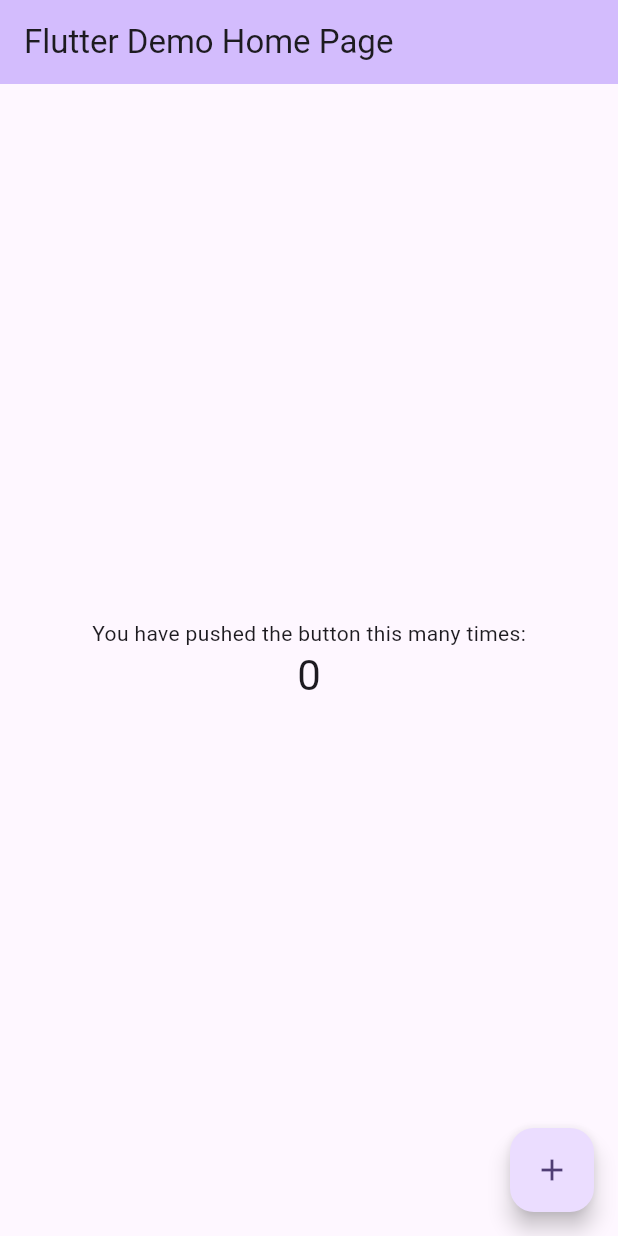
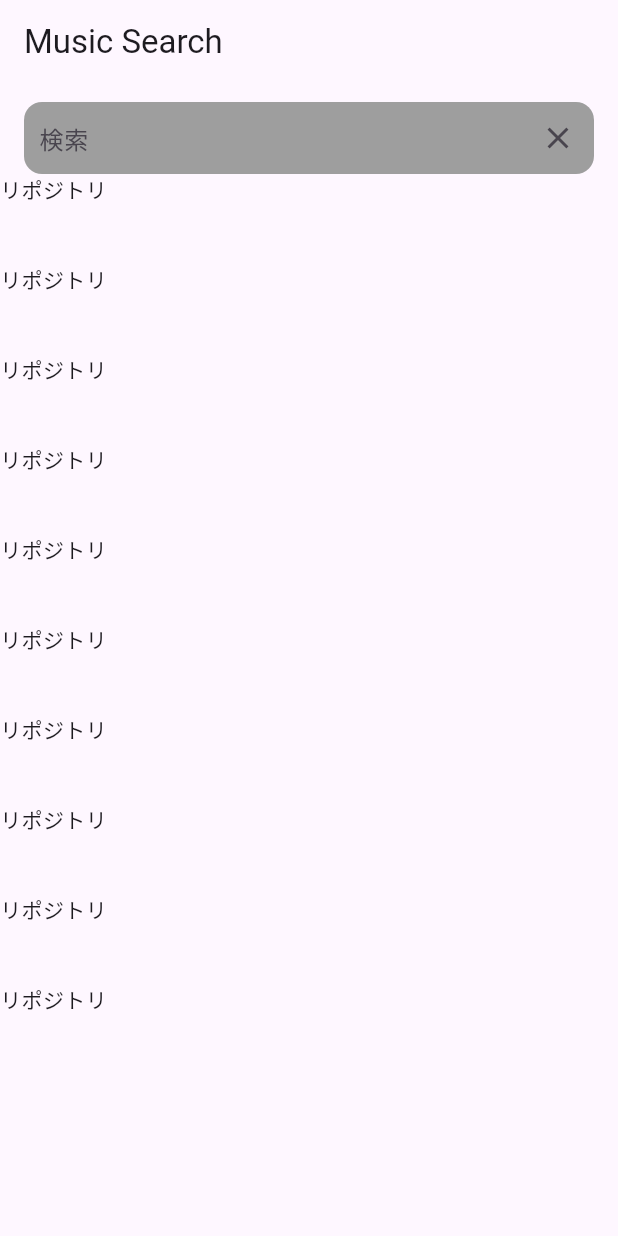
Before and after one commit to yato-developer/sample-app, a Flutter app: the screen it shows after launch, on a phone screen of 412 x 824 dp. Run offline on Flutter 3.47's test engine with Material 3 defaults, Android fonts, the phone set to English and light mode, and no system bars.

Commit message:
アプリ画面の作成

```diff
--- a/lib/main.dart
+++ b/lib/main.dart
@@ -1,4 +1,5 @@
 import 'package:flutter/material.dart';
+import 'package:sample_app/pages/home_page/home_page.dart';
 
 void main() {
   runApp(const MyApp());
@@ -7,119 +8,14 @@
 class MyApp extends StatelessWidget {
   const MyApp({super.key});
 
-  // This widget is the root of your application.
   @override
   Widget build(BuildContext context) {
     return MaterialApp(
-      title: 'Flutter Demo',
       theme: ThemeData(
-        // This is the theme of your application.
-        //
-        // TRY THIS: Try running your application with "flutter run". You'll see
-        // the application has a purple toolbar. Then, without quitting the app,
-        // try changing the seedColor in the colorScheme below to Colors.green
-        // and then invoke "hot reload" (save your changes or press the "hot
-        // reload" button in a Flutter-supported IDE, or press "r" if you used
-        // the command line to start the app).
-        //
-        // Notice that the counter didn't reset back to zero; the application
-        // state is not lost during the reload. To reset the state, use hot
-        // restart instead.
-        //
-        // This works for code too, not just values: Most code changes can be
-        // tested with just a hot reload.
         colorScheme: ColorScheme.fromSeed(seedColor: Colors.deepPurple),
         useMaterial3: true,
       ),
-      home: const MyHomePage(title: 'Flutter Demo Home Page'),
+      home: const HomePage(),
     );
   }
 }
-
-class MyHomePage extends StatefulWidget {
-  const MyHomePage({super.key, required this.title});
-
-  // This widget is the home page of your application. It is stateful, meaning
-  // that it has a State object (defined below) that contains fields that affect
-  // how it looks.
-
-  // This class is the configuration for the state. It holds the values (in this
-  // case the title) provided by the parent (in this case the App widget) and
-  // used by the build method of the State. Fields in a Widget subclass are
-  // always marked "final".
-
-  final String title;
-
-  @override
-  State<MyHomePage> createState() => _MyHomePageState();
-}
-
-class _MyHomePageState extends State<MyHomePage> {
-  int _counter = 0;
-
-  void _incrementCounter() {
-    setState(() {
-      // This call to setState tells the Flutter framework that something has
-      // changed in this State, which causes it to rerun the build method below
-      // so that the display can reflect the updated values. If we changed
-      // _counter without calling setState(), then the build method would not be
-      // called again, and so nothing would appear to happen.
-      _counter++;
-    });
-  }
-
-  @override
-  Widget build(BuildContext context) {
-    // This method is rerun every time setState is called, for instance as done
-    // by the _incrementCounter method above.
-    //
-    // The Flutter framework has been optimized to make rerunning build methods
-    // fast, so that you can just rebuild anything that needs updating rather
-    // than having to individually change instances of widgets.
-    return Scaffold(
-      appBar: AppBar(
-        // TRY THIS: Try changing the color here to a specific color (to
-        // Colors.amber, perhaps?) and trigger a hot reload to see the AppBar
-        // change color while the other colors stay the same.
-        backgroundColor: Theme.of(context).colorScheme.inversePrimary,
-        // Here we take the value from the MyHomePage object that was created by
-        // the App.build method, and use it to set our appbar title.
-        title: Text(widget.title),
-      ),
-      body: Center(
-        // Center is a layout widget. It takes a single child and positions it
-        // in the middle of the parent.
-        child: Column(
-          // Column is also a layout widget. It takes a list of children and
-          // arranges them vertically. By default, it sizes itself to fit its
-          // children horizontally, and tries to be as tall as its parent.
-          //
-          // Column has various properties to control how it sizes itself and
-          // how it positions its children. Here we use mainAxisAlignment to
-          // center the children vertically; the main axis here is the vertical
-          // axis because Columns are vertical (the cross axis would be
-          // horizontal).
-          //
-          // TRY THIS: Invoke "debug painting" (choose the "Toggle Debug Paint"
-          // action in the IDE, or press "p" in the console), to see the
-          // wireframe for each widget.
-          mainAxisAlignment: MainAxisAlignment.center,
-          children: <Widget>[
-            const Text(
-              'You have pushed the button this many times:',
-            ),
-            Text(
-              '$_counter',
-              style: Theme.of(context).textTheme.headlineMedium,
-            ),
-          ],
-        ),
-      ),
-      floatingActionButton: FloatingActionButton(
-        onPressed: _incrementCounter,
-        tooltip: 'Increment',
-        child: const Icon(Icons.add),
-      ), // This trailing comma makes auto-formatting nicer for build methods.
-    );
-  }
-}
--- /dev/null
+++ b/lib/pages/home_page/home_page.dart
@@ -0,0 +1,62 @@
+import 'package:flutter/material.dart';
+
+class HomePage extends StatelessWidget {
+  const HomePage({super.key});
+
+  @override
+  Widget build(BuildContext context) {
+    return Scaffold(
+      appBar: AppBar(
+        title: Text("Music Search"),
+        bottom: PreferredSize(
+          preferredSize: const Size.fromHeight(60.0),
+          child: _buildSearchTextField(),
+        ),
+      ),
+      body: ListView.builder(
+          itemCount: 10,
+          itemBuilder: (BuildContext context, int index) {
+           return _buildContainer();
+          }),
+    );
+  }
+
+  Widget _buildSearchTextField() {
+    final searchController = TextEditingController();
+    return Padding(
+      padding: const EdgeInsets.symmetric(horizontal: 16.0),
+      child: Container(
+        decoration: BoxDecoration(
+          color: Colors.grey,
+          borderRadius: BorderRadius.circular(12),
+        ),
+        child: Row(
+          children: [
+            SizedBox(
+              width: 10,
+            ),
+            Expanded(
+              child: TextField(
+                decoration:
+                    InputDecoration(border: InputBorder.none, hintText: "検索"),
+              ),
+            ),
+            IconButton(
+              icon: const Icon(Icons.clear),
+              onPressed: () {
+                searchController.clear();
+              },
+            ),
+          ],
+        ),
+      ),
+    );
+  }
+
+  Widget _buildContainer() {
+    return Container(
+      height: 60,
+      child: Text("リポジトリ")
+    );
+  }
+}
--- /dev/null
+++ b/lib/pages/repository_detail_page/repository_detail_page.dart
@@ -0,0 +1,17 @@
+import 'package:flutter/material.dart';
+
+class RepositoryDetailPage extends StatelessWidget {
+  const RepositoryDetailPage({super.key});
+
+  @override
+  Widget build(BuildContext context) {
+    return Scaffold(
+      appBar: AppBar(
+        title: Text("RepositoryDetail"),
+      ),
+      body: Center(
+        child: Text("リポジトリの詳細"),
+      ),
+    );
+  }
+}
--- /dev/null
+++ b/lib/pages/setting_page/setting_page.dart
@@ -0,0 +1,17 @@
+import 'package:flutter/material.dart';
+
+class SettingPage extends StatelessWidget {
+  const SettingPage({super.key});
+
+  @override
+  Widget build(BuildContext context) {
+    return Scaffold(
+      appBar: AppBar(
+        title: Text("設定"),
+      ),
+      body: Center(
+        child: Text("設定画面"),
+      ),
+    );
+  }
+}
--- a/pubspec.yaml
+++ b/pubspec.yaml
@@ -19,7 +19,7 @@ publish_to: 'none' # Remove this line if you wish to publish to pub.dev
 version: 1.0.0+1
 
 environment:
-  sdk: ^3.7.0-65.0.dev
+  sdk: ">=3.5.0 <4.0.0"
 
 # Dependencies specify other packages that your package needs in order to work.
 # To automatically upgrade your package dependencies to the latest versions
```
Also changed, not shown: pubspec.lock.
